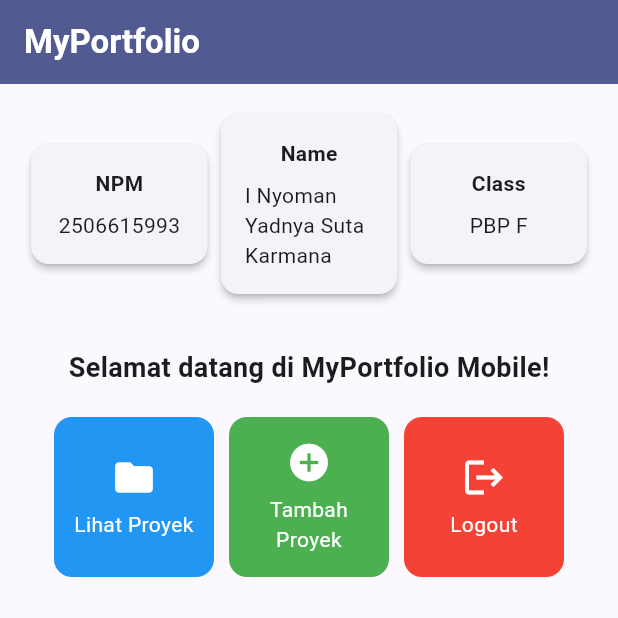
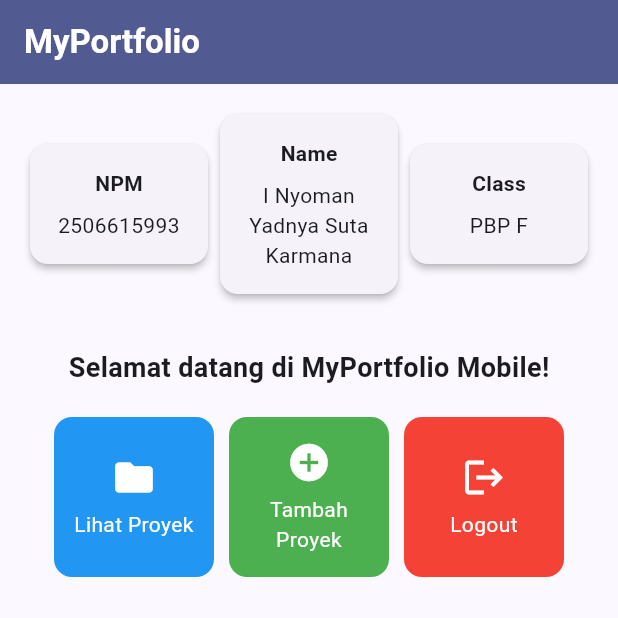
Before and after one commit to SutaKarmana/myportofolio_mobile, a Flutter app: the screen it shows after launch, on a phone screen of 412 x 824 dp, the top half of it. Run offline on Flutter 3.47's test engine with Material 3 defaults, Android fonts, the phone set to English and light mode, and no system bars.

Commit message:
fix: merapikan kartu profil dan perbarui pengujian menu

```diff
--- a/lib/menu.dart
+++ b/lib/menu.dart
@@ -37,9 +37,9 @@ class MyHomePage extends StatelessWidget {
             Row(
               mainAxisAlignment: MainAxisAlignment.spaceEvenly,
               children: [
-                InfoCard(title: 'NPM', content: npm),
-                InfoCard(title: 'Name', content: nama),
-                InfoCard(title: 'Class', content: kelas),
+                Expanded(child: InfoCard(title: 'NPM', content: npm)),
+                Expanded(child: InfoCard(title: 'Name', content: nama)),
+                Expanded(child: InfoCard(title: 'Class', content: kelas)),
               ],
             ),
 
@@ -96,8 +96,6 @@ class InfoCard extends StatelessWidget {
       // Memberikan efek bayangan kartu elevasi 2 unit.
       elevation: 2.0,
       child: Container(
-        // Menyesuaikan lebar kartu dengan proporsi layar (dibagi 3.5).
-        width: MediaQuery.of(context).size.width / 3.5,
         padding: const EdgeInsets.all(16.0),
         // Menyusun teks title dan content secara vertikal.
         child: Column(
@@ -107,7 +105,7 @@ class InfoCard extends StatelessWidget {
               style: const TextStyle(fontWeight: FontWeight.bold),
             ),
             const SizedBox(height: 8.0),
-            Text(content),
+            Text(content, textAlign: TextAlign.center),
           ],
         ),
       ),
```
Also changed, not shown: 1 other file.
